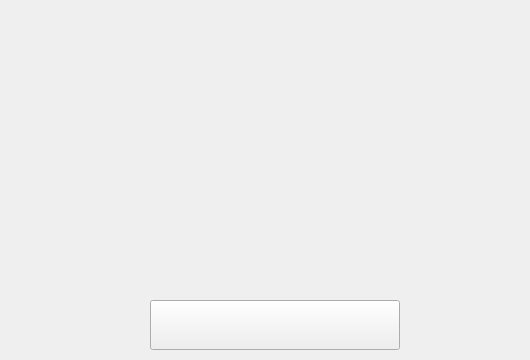
The window that mainwindow.ui (jswjc555/music_stampede) describes before a commit, drawn with Qt 5; both pictures show x 0 to 530 and y 0 to 360 of the 800 by 1031 pixel window.
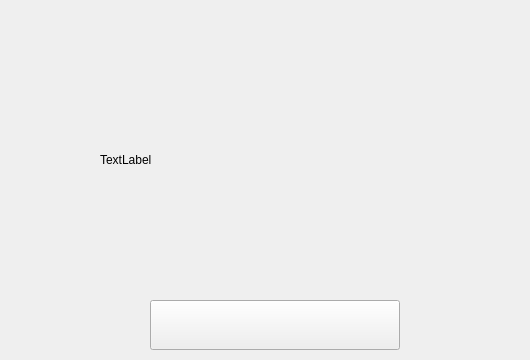
The same window after the commit. The open tabs and pages were chosen to show the change.

```diff
--- a/mainwindow.ui
+++ b/mainwindow.ui
@@ -92,6 +92,19 @@
        <string>PushButton</string>
       </property>
      </widget>
+     <widget class="QLabel" name="title_label">
+      <property name="geometry">
+       <rect>
+        <x>100</x>
+        <y>40</y>
+        <width>350</width>
+        <height>240</height>
+       </rect>
+      </property>
+      <property name="text">
+       <string>TextLabel</string>
+      </property>
+     </widget>
     </widget>
     <widget class="QWidget" name="mode_page">
      <widget class="QLabel" name="background_mode">
```
Left out of the diff: 2 changed lines with no effect on the pictures.
